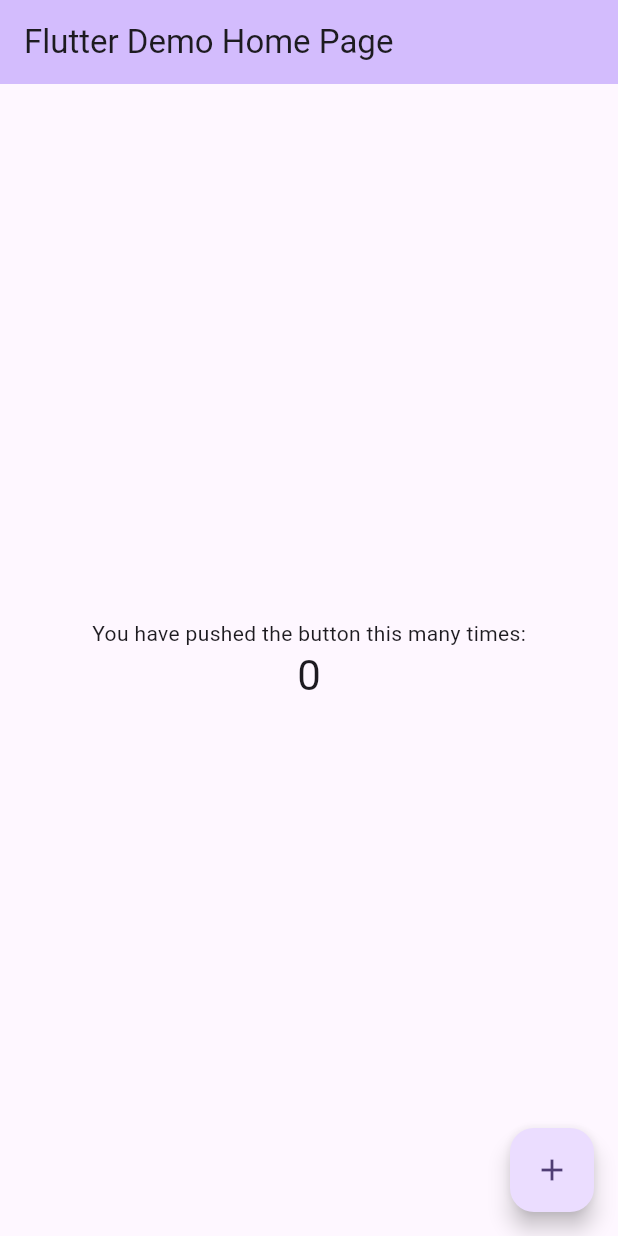
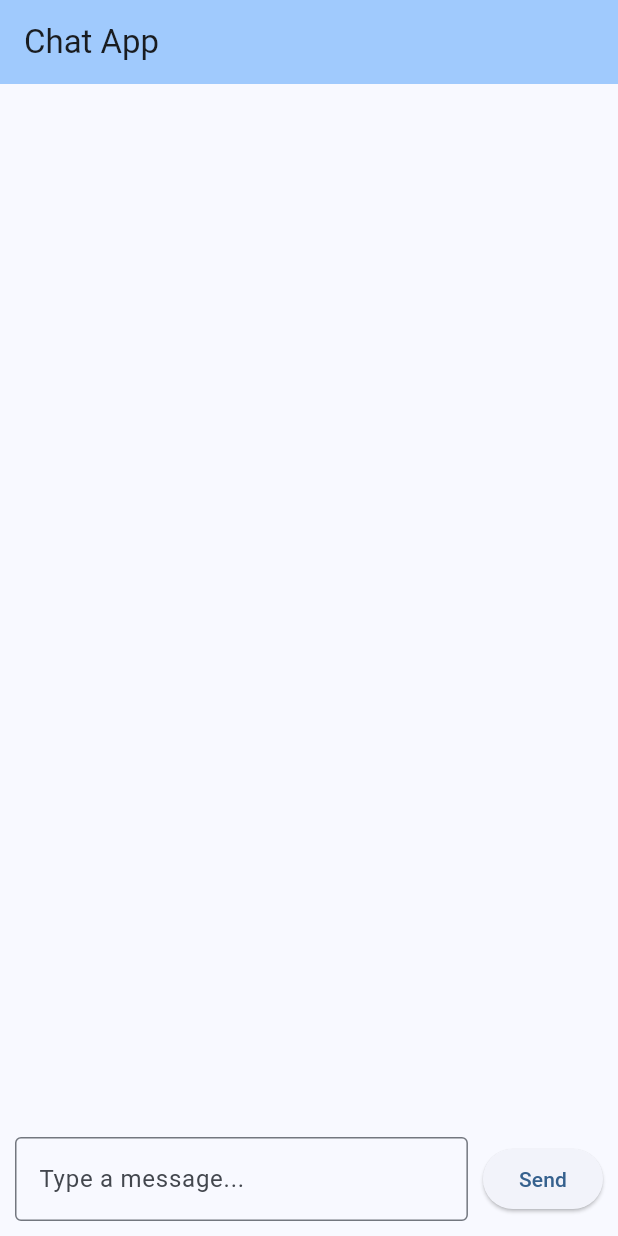
Before and after one commit to could-ai/019a1667-4d83-70b4-b29b-c7f73a55279b, a Flutter app: the screen it shows after launch, on a phone screen of 412 x 824 dp. Run offline on Flutter 3.47's test engine with Material 3 defaults, Android fonts, the phone set to English and light mode, and no system bars.

Commit message:
Completely replaced the default Flutter template with a basic chat app implementation. The main.dart file now includes a new ChatApp widget as the root, a ChatScreen stateful widget that manages a list of messages, a text input field for typing messages, and a send button to add messages to the chat. This creates a functional single-user chat interface where users can type and send messages that appear in a scrollable list above the input area. The app uses Material Design components like Scaffold, AppBar, ListView, TextField, and ElevatedButton for a clean UI. State management is handled locally with a list of strings and setState for updates.

```diff
--- a/usr/lib/main.dart
+++ b/usr/lib/main.dart
@@ -1,120 +1,97 @@
 import 'package:flutter/material.dart';
 
 void main() {
-  runApp(const MyApp());
+  runApp(const ChatApp());
 }
 
-class MyApp extends StatelessWidget {
-  const MyApp({super.key});
+class ChatApp extends StatelessWidget {
+  const ChatApp({super.key});
 
-  // This widget is the root of your application.
   @override
   Widget build(BuildContext context) {
     return MaterialApp(
-      title: 'Flutter Demo',
+      title: 'Chat App',
       debugShowCheckedModeBanner: false,
       theme: ThemeData(
-        // This is the theme of your application.
-        //
-        // TRY THIS: Try running your application with "flutter run". You'll see
-        // the application has a purple toolbar. Then, without quitting the app,
-        // try changing the seedColor in the colorScheme below to Colors.green
-        // and then invoke "hot reload" (save your changes or press the "hot
-        // reload" button in a Flutter-supported IDE, or press "r" if you used
-        // the command line to start the app).
-        //
-        // Notice that the counter didn't reset back to zero; the application
-        // state is not lost during the reload. To reset the state, use hot
-        // restart instead.
-        //
-        // This works for code too, not just values: Most code changes can be
-        // tested with just a hot reload.
-        colorScheme: ColorScheme.fromSeed(seedColor: Colors.deepPurple),
+        colorScheme: ColorScheme.fromSeed(seedColor: Colors.blue),
       ),
-      home: const MyHomePage(title: 'Flutter Demo Home Page'),
+      home: const ChatScreen(),
     );
   }
 }
 
-class MyHomePage extends StatefulWidget {
-  const MyHomePage({super.key, required this.title});
-
-  // This widget is the home page of your application. It is stateful, meaning
-  // that it has a State object (defined below) that contains fields that affect
-  // how it looks.
-
-  // This class is the configuration for the state. It holds the values (in this
-  // case the title) provided by the parent (in this case the App widget) and
-  // used by the build method of the State. Fields in a Widget subclass are
-  // always marked "final".
-
-  final String title;
+class ChatScreen extends StatefulWidget {
+  const ChatScreen({super.key});
 
   @override
-  State<MyHomePage> createState() => _MyHomePageState();
+  State<ChatScreen> createState() => _ChatScreenState();
 }
 
-class _MyHomePageState extends State<MyHomePage> {
-  int _counter = 0;
+class _ChatScreenState extends State<ChatScreen> {
+  final List<String> _messages = [];
+  final TextEditingController _controller = TextEditingController();
 
-  void _incrementCounter() {
-    setState(() {
-      // This call to setState tells the Flutter framework that something has
-      // changed in this State, which causes it to rerun the build method below
-      // so that the display can reflect the updated values. If we changed
-      // _counter without calling setState(), then the build method would not be
-      // called again, and so nothing would appear to happen.
-      _counter++;
-    });
+  void _sendMessage() {
+    if (_controller.text.isNotEmpty) {
+      setState(() {
+        _messages.add(_controller.text);
+        _controller.clear();
+      });
+    }
   }
 
   @override
   Widget build(BuildContext context) {
-    // This method is rerun every time setState is called, for instance as done
-    // by the _incrementCounter method above.
-    //
-    // The Flutter framework has been optimized to make rerunning build methods
-    // fast, so that you can just rebuild anything that needs updating rather
-    // than having to individually change instances of widgets.
     return Scaffold(
       appBar: AppBar(
-        // TRY THIS: Try changing the color here to a specific color (to
-        // Colors.amber, perhaps?) and trigger a hot reload to see the AppBar
-        // change color while the other colors stay the same.
+        title: const Text('Chat App'),
         backgroundColor: Theme.of(context).colorScheme.inversePrimary,
-        // Here we take the value from the MyHomePage object that was created by
-        // the App.build method, and use it to set our appbar title.
-        title: Text(widget.title),
       ),
-      body: Center(
-        // Center is a layout widget. It takes a single child and positions it
-        // in the middle of the parent.
-        child: Column(
-          // Column is also a layout widget. It takes a list of children and
-          // arranges them vertically. By default, it sizes itself to fit its
-          // children horizontally, and tries to be as tall as its parent.
-          //
-          // Column has various properties to control how it sizes itself and
-          // how it positions its children. Here we use mainAxisAlignment to
-          // center the children vertically; the main axis here is the vertical
-          // axis because Columns are vertical (the cross axis would be
-          // horizontal).
-          //
-          // TRY THIS: Invoke "debug painting" (choose the "Toggle Debug Paint"
-          // action in the IDE, or press "p" in the console), to see the
-          // wireframe for each widget.
-          mainAxisAlignment: MainAxisAlignment.center,
-          children: <Widget>[
-            const Text('You have pushed the button this many times:'),
-            Text('$_counter', style: Theme.of(context).textTheme.headlineMedium),
-          ],
-        ),
+      body: Column(
+        children: [
+          Expanded(
+            child: ListView.builder(
+              itemCount: _messages.length,
+              itemBuilder: (context, index) {
+                return Container(
+                  margin: const EdgeInsets.symmetric(vertical: 5, horizontal: 10),
+                  padding: const EdgeInsets.all(10),
+                  decoration: BoxDecoration(
+                    color: Colors.blue[100],
+                    borderRadius: BorderRadius.circular(10),
+                  ),
+                  child: Text(
+                    _messages[index],
+                    style: const TextStyle(fontSize: 16),
+                  ),
+                );
+              },
+            ),
+          ),
+          Container(
+            padding: const EdgeInsets.all(10),
+            child: Row(
+              children: [
+                Expanded(
+                  child: TextField(
+                    controller: _controller,
+                    decoration: const InputDecoration(
+                      hintText: 'Type a message...',
+                      border: OutlineInputBorder(),
+                    ),
+                    onSubmitted: (_) => _sendMessage(),
+                  ),
+                ),
+                const SizedBox(width: 10),
+                ElevatedButton(
+                  onPressed: _sendMessage,
+                  child: const Text('Send'),
+                ),
+              ],
+            ),
+          ),
+        ],
       ),
-      floatingActionButton: FloatingActionButton(
-        onPressed: _incrementCounter,
-        tooltip: 'Increment',
-        child: const Icon(Icons.add),
-      ), // This trailing comma makes auto-formatting nicer for build methods.
     );
   }
 }
```
